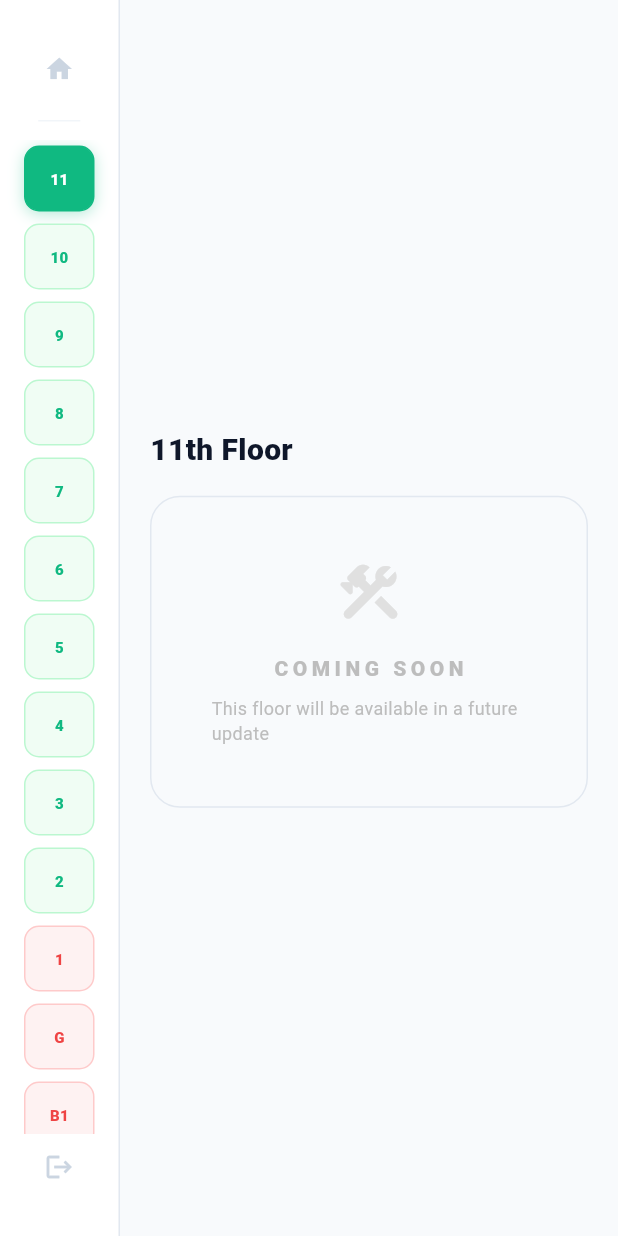
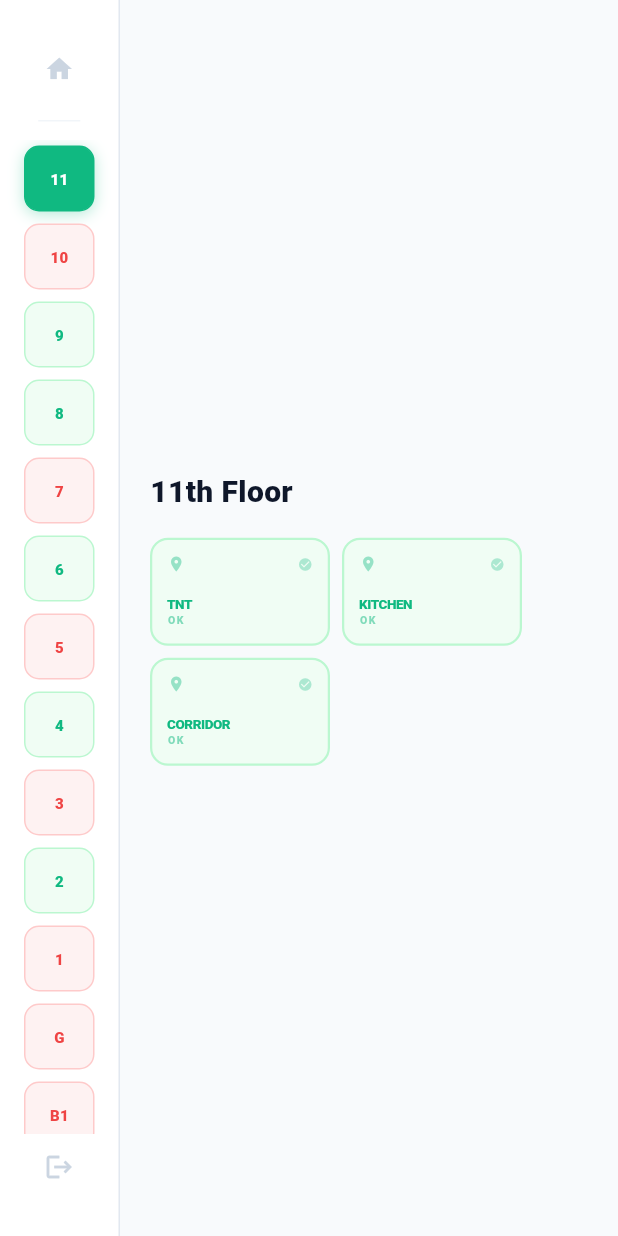
Before and after one commit to POAlabs/novotel_in_house, a Flutter app: the EmployeeDashboard screen opened by its route, after a tap on "11", on a phone screen of 412 x 824 dp. Run offline on Flutter 3.47's test engine with Material 3 defaults, Android fonts, the phone set to English and light mode, and no system bars.

Commit message:
added all floors and mock data

```diff
--- a/lib/screens/dashboards/employee_dashboard.dart
+++ b/lib/screens/dashboards/employee_dashboard.dart
@@ -23,22 +23,25 @@ class _EmployeeDashboardState extends State<EmployeeDashboard> {
   String? _selectedFloorId;
 
   // All hotel floors (B3 to 11)
+  // Floors 2-9: Guest rooms only (40 rooms each)
+  // Floor 10: Kitchen, Executive Lounge, Pool Bar, Swimming Pool + Guest Rooms
+  // Floor 11: TnT, Kitchen
   final List<FloorModel> _floors = const [
-    FloorModel(id: '11', name: '11th Floor', areas: []),
-    FloorModel(id: '10', name: '10th Floor', areas: []),
-    FloorModel(id: '9', name: '9th Floor', areas: []),
-    FloorModel(id: '8', name: '8th Floor', areas: []),
-    FloorModel(id: '7', name: '7th Floor', areas: []),
-    FloorModel(id: '6', name: '6th Floor', areas: []),
-    FloorModel(id: '5', name: '5th Floor', areas: []),
-    FloorModel(id: '4', name: '4th Floor', areas: []),
-    FloorModel(id: '3', name: '3rd Floor', areas: []),
-    FloorModel(id: '2', name: '2nd Floor', areas: []),
-    FloorModel(id: '1', name: '1st Floor', areas: ['Meeting Rooms', 'Washrooms', 'Spa', 'Gym']),
-    FloorModel(id: 'G', name: 'Ground Floor', areas: ["Gemma's", 'Main Kitchen', 'Social Hub', 'Front Office', 'Simba Ballroom']),
-    FloorModel(id: 'B1', name: 'Basement 1', areas: ['Back Office', 'Finance', 'Staff Cafeteria', 'Parking']),
-    FloorModel(id: 'B2', name: 'Basement 2', areas: ['Parking', 'Bakery', 'Control Room', 'Laundry']),
-    FloorModel(id: 'B3', name: 'Basement 3', areas: ['Engineering Workshop', 'Stores', 'Parking']),
+    FloorModel(id: '11', name: '11th Floor', areas: ['TnT', 'Kitchen', 'Corridor']),
+    FloorModel(id: '10', name: '10th Floor', areas: ['Kitchen', 'Executive Lounge', 'Pool Bar', 'Swimming Pool', 'Corridor']),
+    FloorModel(id: '9', name: '9th Floor', areas: ['Corridor']),
+    FloorModel(id: '8', name: '8th Floor', areas: ['Corridor']),
+    FloorModel(id: '7', name: '7th Floor', areas: ['Corridor']),
+    FloorModel(id: '6', name: '6th Floor', areas: ['Corridor']),
+    FloorModel(id: '5', name: '5th Floor', areas: ['Corridor']),
+    FloorModel(id: '4', name: '4th Floor', areas: ['Corridor']),
+    FloorModel(id: '3', name: '3rd Floor', areas: ['Corridor']),
+    FloorModel(id: '2', name: '2nd Floor', areas: ['Corridor']),
+    FloorModel(id: '1', name: '1st Floor', areas: ['Meeting Rooms', 'Washrooms', 'Spa', 'Gym', 'Corridor']),
+    FloorModel(id: 'G', name: 'Ground Floor', areas: ["Gemma's", 'Main Kitchen', 'Social Hub', 'Front Office', 'Simba Ballroom', 'Corridor']),
+    FloorModel(id: 'B1', name: 'Basement 1', areas: ['Back Office', 'Finance', 'Staff Cafeteria', 'Parking', 'Corridor']),
+    FloorModel(id: 'B2', name: 'Basement 2', areas: ['Parking', 'Bakery', 'Control Room', 'Laundry', 'Corridor']),
+    FloorModel(id: 'B3', name: 'Basement 3', areas: ['Engineering Workshop', 'Stores', 'Parking', 'Corridor']),
   ];
 
   // Mock issues for development
@@ -49,6 +52,12 @@ class _EmployeeDashboardState extends State<EmployeeDashboard> {
     IssueModel(id: '4', floor: 'B2', area: 'Control Room', description: 'Security camera offline', status: 'Ongoing', priority: 'High', department: 'Security', timeAgo: '12m ago', timestamp: DateTime.now().subtract(const Duration(minutes: 12))),
     IssueModel(id: '5', floor: 'G', area: 'Main Kitchen', description: 'Freezer Temp Drop (-4C)', status: 'Ongoing', priority: 'High', department: 'Engineering', timeAgo: '1h ago', timestamp: DateTime.now().subtract(const Duration(hours: 1))),
     IssueModel(id: '6', floor: 'B1', area: 'Parking', description: 'Parking gate malfunction', status: 'Ongoing', priority: 'Low', department: 'Engineering', timeAgo: '3h ago', timestamp: DateTime.now().subtract(const Duration(hours: 3))),
+    // Room issues for testing
+    IssueModel(id: '7', floor: '7', area: 'Room 712', description: 'AC not cooling', status: 'Ongoing', priority: 'High', department: 'Engineering', timeAgo: '30m ago', timestamp: DateTime.now().subtract(const Duration(minutes: 30))),
+    IssueModel(id: '8', floor: '7', area: 'Room 725', description: 'TV remote missing', status: 'Ongoing', priority: 'Low', department: 'Housekeeping', timeAgo: '1h ago', timestamp: DateTime.now().subtract(const Duration(hours: 1))),
+    IssueModel(id: '9', floor: '5', area: 'Room 503', description: 'Bathroom leak', status: 'Ongoing', priority: 'Urgent', department: 'Engineering', timeAgo: '15m ago', timestamp: DateTime.now().subtract(const Duration(minutes: 15))),
+    IssueModel(id: '10', floor: '3', area: 'Corridor', description: 'Light bulb out near elevator', status: 'Ongoing', priority: 'Low', department: 'Engineering', timeAgo: '2h ago', timestamp: DateTime.now().subtract(const Duration(hours: 2))),
+    IssueModel(id: '11', floor: '10', area: 'Pool Bar', description: 'Ice machine broken', status: 'Ongoing', priority: 'Medium', department: 'Engineering', timeAgo: '45m ago', timestamp: DateTime.now().subtract(const Duration(minutes: 45))),
   ];
 
   /// Check if a floor has active issues
@@ -539,20 +548,41 @@ class _EmployeeDashboardState extends State<EmployeeDashboard> {
     );
   }
 
+  /// Check if this floor has guest rooms (floors 2-10)
+  bool _floorHasRooms(String floorId) {
+    final num = int.tryParse(floorId);
+    return num != null && num >= 2 && num <= 10;
+  }
+
   /// Area grid for floors with named areas
   Widget _buildAreaGrid(FloorModel floor) {
-    // Floors 2-9 have no named areas, show room grid
-    if (floor.areas.isEmpty) {
-      return _buildRoomGrid(floor);
-    }
+    final hasRooms = _floorHasRooms(floor.id);
 
-    return Wrap(
+    return Column(
+      crossAxisAlignment: CrossAxisAlignment.start,
+      children: [
+        // Named areas section
+        if (floor.areas.isNotEmpty) ...[
+          Wrap(
             spacing: 8,
             runSpacing: 8,
             children: floor.areas.map((area) {
               final hasIssue = _issues.any((i) => i.area == area && i.floor == floor.id && i.isOngoing);
               return _areaCard(area, hasIssue);
             }).toList(),
+          ),
+        ],
+        // Room grid for floors 2-10
+        if (hasRooms) ...[
+          const SizedBox(height: 20),
+          const Text(
+            'GUEST ROOMS',
+            style: TextStyle(fontSize: 11, fontWeight: FontWeight.w800, letterSpacing: 2, color: Color(0xFF94A3B8)),
+          ),
+          const SizedBox(height: 12),
+          _buildRoomGrid(floor),
+        ],
+      ],
     );
   }
 
@@ -621,41 +651,51 @@ class _EmployeeDashboardState extends State<EmployeeDashboard> {
     );
   }
 
-  /// Placeholder for floors without area data (2-11)
+  /// Room grid for guest room floors (2-10)
+  /// Each floor has 40 rooms: e.g., 7th floor = 701-740
   Widget _buildRoomGrid(FloorModel floor) {
-    // Show coming soon message for floors 2-11
+    final floorNum = int.tryParse(floor.id);
+    if (floorNum == null) return const SizedBox.shrink();
+
+    return Wrap(
+      spacing: 6,
+      runSpacing: 6,
+      children: List.generate(40, (i) {
+        final roomNum = '$floorNum${(i + 1).toString().padLeft(2, '0')}';
+        final hasIssue = _issues.any((iss) => iss.area == 'Room $roomNum' && iss.floor == floor.id && iss.isOngoing);
+        return _roomCard(roomNum, hasIssue);
+      }),
+    );
+  }
+
+  /// Individual room card - compact for mobile grid
+  Widget _roomCard(String roomNum, bool hasIssue) {
     return Container(
-      padding: const EdgeInsets.all(40),
+      width: 52,
+      height: 44,
       decoration: BoxDecoration(
-        color: const Color(0xFFF8FAFC),
-        border: Border.all(color: const Color(0xFFE2E8F0)),
-        borderRadius: BorderRadius.circular(20),
+        color: hasIssue ? const Color(0xFFFEF2F2) : const Color(0xFFF0FDF4),
+        border: Border.all(
+          color: hasIssue ? const Color(0xFFFECACA) : const Color(0xFFBBF7D0),
+          width: 1,
+        ),
+        borderRadius: BorderRadius.circular(8),
       ),
       child: Column(
         mainAxisAlignment: MainAxisAlignment.center,
         children: [
-          Icon(
-            Icons.construction_rounded,
-            size: 48,
-            color: Colors.grey.shade300,
-          ),
-          const SizedBox(height: 16),
           Text(
-            'COMING SOON',
+            roomNum,
             style: TextStyle(
-              fontSize: 14,
-              fontWeight: FontWeight.w800,
-              letterSpacing: 3,
-              color: Colors.grey.shade400,
+              fontSize: 11,
+              fontWeight: FontWeight.w700,
+              color: hasIssue ? kRed : kGreen,
             ),
           ),
-          const SizedBox(height: 8),
-          Text(
-            'This floor will be available in a future update',
-            style: TextStyle(
-              fontSize: 12,
-              color: Colors.grey.shade400,
-            ),
+          Icon(
+            hasIssue ? Icons.warning_rounded : Icons.check_circle,
+            size: 10,
+            color: hasIssue ? kRed : kGreen.withOpacity(0.4),
           ),
         ],
       ),
```
Lines whose indentation alone changed are shown as unchanged.
